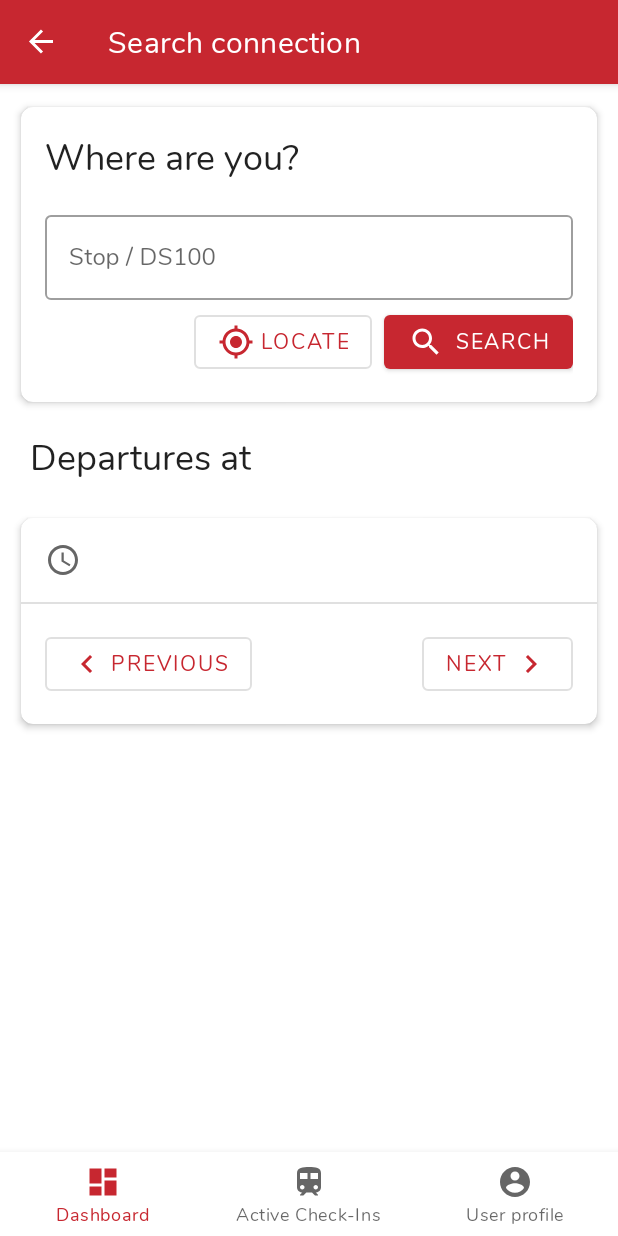
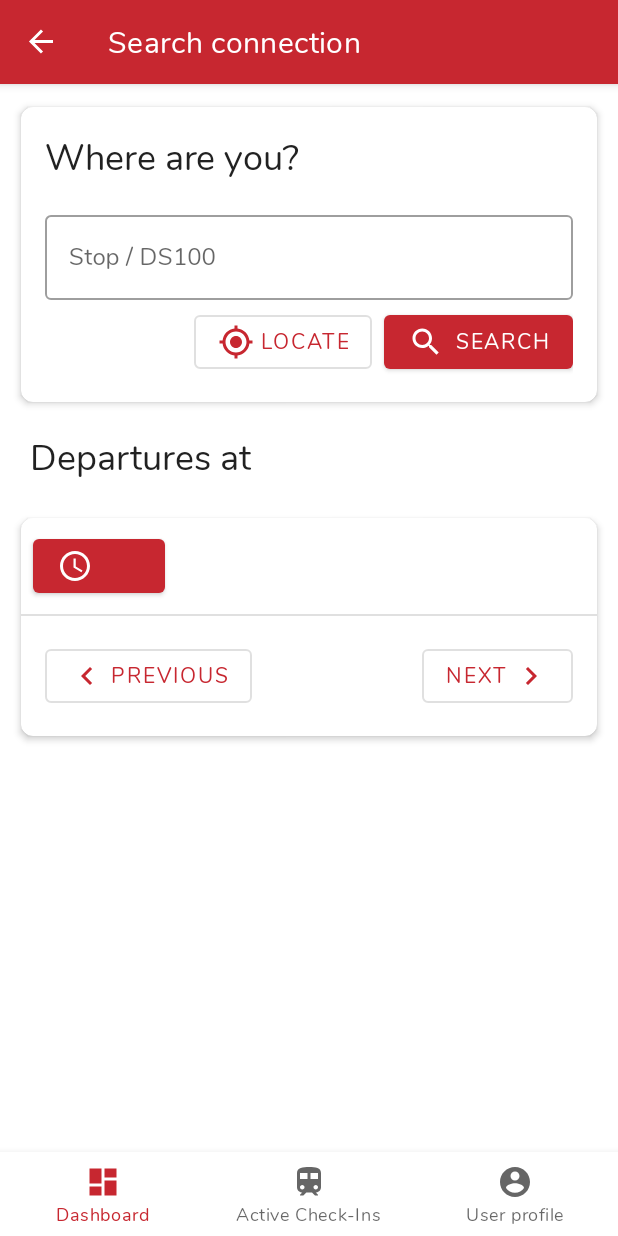
Before and after one commit to Traewelldroid/traewelldroid, an Android app: the DashboardFragment screen opened directly, with no data from a screen before it, after a tap on "SEARCH", on a phone screen of 412 x 824 dp. Run offline under Robolectric (Android 15) with nearby library versions, the phone set to English and light mode, and no system bars; our stand-ins replace data binding, navigation-ui; libraries missing offline, so code that uses them is left out: com.jcloquell.androidsecurestorage; network calls fail; 4 statements that could not run were skipped.

Commit message:
added date and time picker for connection search closes #5

```diff
--- a/app/src/main/java/de/hbch/traewelling/adapters/ConnectionAdapter.kt
+++ b/app/src/main/java/de/hbch/traewelling/adapters/ConnectionAdapter.kt
@@ -9,6 +9,7 @@ import de.hbch.traewelling.R
 import de.hbch.traewelling.api.models.trip.HafasTrip
 import de.hbch.traewelling.databinding.ConnectionListItemBinding
 import de.hbch.traewelling.models.Connection
+import java.util.*
 
 class ConnectionAdapter(val connections: List<HafasTrip>, val onItemClick: (View, HafasTrip) -> Unit) : RecyclerView.Adapter<ConnectionAdapter.ConnectionViewHolder>() {
 
@@ -33,7 +34,7 @@ class ConnectionAdapter(val connections: List<HafasTrip>, val onItemClick: (View
             binding.textViewDepartureTime.setTextColor(
                 ContextCompat.getColor(
                     binding.root.context,
-                    when(trip.departure > trip.plannedDeparture) {
+                    when(trip.departure ?: Date() > trip.plannedDeparture) {
                         true -> R.color.train_delayed
                         false -> R.color.train_on_time
                     }
--- a/app/src/main/java/de/hbch/traewelling/api/models/trip/HafasTrip.kt
+++ b/app/src/main/java/de/hbch/traewelling/api/models/trip/HafasTrip.kt
@@ -6,7 +6,7 @@ import java.util.*
 
 data class HafasTrip(
     @SerializedName("tripId") val tripId: String,
-    @SerializedName("when") val departure: Date,
+    @SerializedName("when") val departure: Date?,
     @SerializedName("plannedWhen") val plannedDeparture: Date,
     @SerializedName("delay") val delay: Int,
     @SerializedName("platform") val platform: String,
--- a/app/src/main/res/layout/fragment_search_connection.xml
+++ b/app/src/main/res/layout/fragment_search_connection.xml
@@ -10,6 +10,9 @@
         <variable
             name="viewModel"
             type="de.hbch.traewelling.ui.searchConnection.SearchConnectionViewModel" />
+        <variable
+            name="searchConnectionFragment"
+            type="de.hbch.traewelling.ui.searchConnection.SearchConnectionFragment" />
     </data>
 
     <androidx.core.widget.NestedScrollView
@@ -54,33 +57,24 @@
                     android:paddingBottom="16dp"
                     android:id="@+id/layout_card_connections">
 
-                    <ImageView
+                    <com.google.android.material.button.MaterialButton
                         android:layout_width="wrap_content"
                         android:layout_height="wrap_content"
-                        android:src="@drawable/ic_time"
-                        android:layout_margin="16dp"
+                        android:id="@+id/btn_select_time"
+                        app:icon="@drawable/ic_time"
+                        displayTime="@{viewModel.departures.meta.times.now}"
+                        tools:text="15:00"
                         app:layout_constraintStart_toStartOf="parent"
                         app:layout_constraintTop_toTopOf="parent"
-                        android:id="@+id/icon_time" />
+                        android:layout_margin="8dp"
+                        android:onClick="@{() -> searchConnectionFragment.requestDepartureTimeAndSearchConnections()}"/>
 
                     <com.google.android.material.divider.MaterialDivider
                         android:layout_width="match_parent"
                         android:layout_height="wrap_content"
                         android:id="@+id/divider_time_departures"
-                        app:layout_constraintTop_toBottomOf="@id/icon_time"
-                        android:layout_marginTop="16dp"/>
-
-                    <TextView
-                        android:layout_width="wrap_content"
-                        android:layout_height="0dp"
-                        app:layout_constraintStart_toEndOf="@id/icon_time"
-                        app:layout_constraintTop_toTopOf="@id/icon_time"
-                        app:layout_constraintBottom_toBottomOf="@id/icon_time"
-                        android:gravity="center"
-                        android:textSize="18sp"
-                        android:layout_marginLeft="8dp"
-                        tools:text="15:00"
-                        displayTime="@{viewModel.departures.meta.times.now}"/>
+                        app:layout_constraintTop_toBottomOf="@id/btn_select_time"
+                        android:layout_marginTop="8dp"/>
 
                     <androidx.recyclerview.widget.RecyclerView
                         android:layout_width="match_parent"
--- a/app/src/main/res/values/strings.xml
+++ b/app/src/main/res/values/strings.xml
@@ -29,4 +29,6 @@
     <string name="error_logout">Logout was not successful!</string>
     <string name="email">Email address</string>
     <string name="check_in_successful">You are checked in!</string>
+    <string name="title_select_date">Select the departure date</string>
+    <string name="title_select_time">Select the departure time</string>
 </resources>
```
Also changed, not shown: app/build.gradle (+7 -7 lines), app/src/main/java/de/hbch/traewelling/ui/searchConnection/SearchConnectionFragment.kt (+46 -0 lines), 1 other file.
